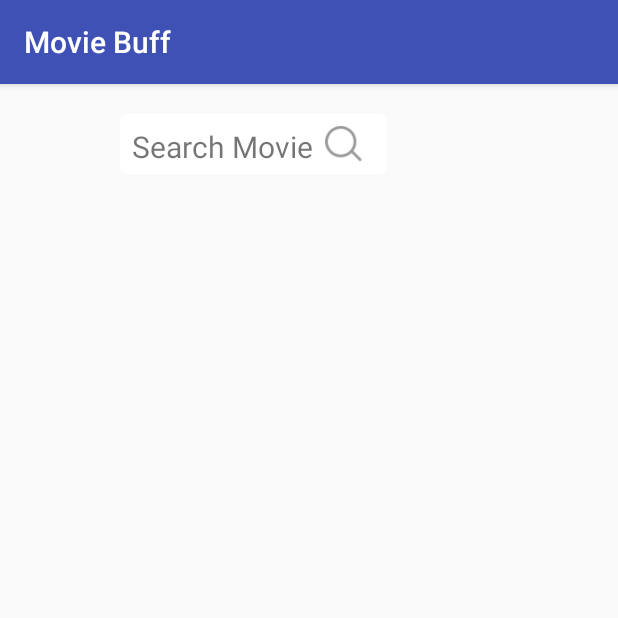
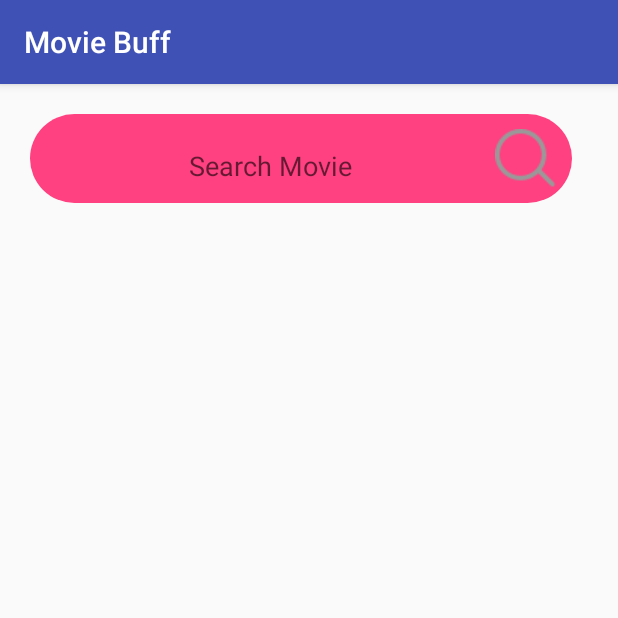
Before and after one commit to sarthakshive/MovieBuff-App, an Android app: the screen it shows after launch (MainActivity), on a phone screen of 412 x 824 dp, the top half of it. Run offline under Robolectric (Android 15) with nearby library versions, the phone set to English and light mode, and no system bars; our stand-ins replace Volley.

```diff
--- a/app/src/main/java/com/example/sarthaktaneja/moviebuff/MainActivity.java
+++ b/app/src/main/java/com/example/sarthaktaneja/moviebuff/MainActivity.java
@@ -1,11 +1,18 @@
 package com.example.sarthaktaneja.moviebuff;
 
+import android.content.Context;
 import android.support.v7.app.AppCompatActivity;
 import android.os.Bundle;
 import android.support.v7.widget.DefaultItemAnimator;
+import android.support.v7.widget.GridLayoutManager;
 import android.support.v7.widget.LinearLayoutManager;
 import android.support.v7.widget.RecyclerView;
+import android.text.Editable;
+import android.text.TextWatcher;
 import android.util.Log;
+import android.view.View;
+import android.widget.EditText;
+import android.widget.ImageView;
 import android.widget.TextView;
 import android.widget.Toast;
 
@@ -17,55 +24,67 @@ import com.example.sarthaktaneja.moviebuff.network.VolleyQueue;
 
 import java.util.List;
 
-public class MainActivity extends AppCompatActivity {
+public class MainActivity extends AppCompatActivity implements View.OnClickListener {
 
     public final String TAG = "MyTag";
-    String title;
-    TextView txt1;
+    EditText search;
+    ImageView button;
+    String value;
     private RecyclerView recyclerView;
     private RecycleAdapter recycleAdapter;
+    private RecycleAdapter recycleAdapter1;
 
 
     @Override
     protected void onCreate(Bundle savedInstanceState) {
         super.onCreate(savedInstanceState);
         setContentView(R.layout.activity_main);
-        txt1 = (TextView) findViewById(R.id.recyclename);
-        recyclerView=(RecyclerView) findViewById(R.id.recycler_view);
-        RecyclerView.LayoutManager layoutManager=new LinearLayoutManager(getApplicationContext());
+        search = (EditText) findViewById(R.id.search);
+        recyclerView = (RecyclerView) findViewById(R.id.recycler_view);
+        button = (ImageView) findViewById(R.id.search_icon);
+        RecyclerView.LayoutManager layoutManager = new LinearLayoutManager(getApplicationContext());
         recyclerView.setLayoutManager(layoutManager);
         recyclerView.setItemAnimator(new DefaultItemAnimator());
         recyclerView.setAdapter(recycleAdapter);
+        RecyclerView.LayoutManager layoutManager1 = new GridLayoutManager(getApplicationContext(), 2);
+        recyclerView.setLayoutManager(layoutManager1);
+        button.setOnClickListener(this);
+    }
 
-
-    String url = "https://api.themoviedb.org/3/search/movie?api_key=63eb33950ea337fbdccd8195017f785c&query=coco";
-
+    @Override
+    public void onClick(View view) {
+        value = search.getText().toString();
+        showProgress();
+        String url = "https://api.themoviedb.org/3/search/movie?api_key=63eb33950ea337fbdccd8195017f785c&query=" + value;
         VolleyQueue.getRequestQueue(this).add(new GsonRequest(0, url, new Response.Listener<Object>() {
             @Override
             public void onResponse(Object response) {
-            if(response instanceof Pojo){
+                hideProgress();
+                if (response instanceof Pojo) {
 
-                setAdapter((Pojo)response);
+                    setAdapter((Pojo) response);
                 }
             }
         }, new Response.ErrorListener() {
             @Override
             public void onErrorResponse(VolleyError error) {
-            Log.d("-------------",error.getMessage());
-            Toast.makeText(MainActivity.this,error.getMessage(),Toast.LENGTH_SHORT).show();
+                hideProgress();
+                Log.d("-------------", error.getMessage());
+                Toast.makeText(MainActivity.this, error.getMessage(), Toast.LENGTH_SHORT).show();
             }
-    },new Pojo()));
+        }, new Pojo()));
     }
 
             private void setAdapter(Pojo response) {
-        recycleAdapter = new RecycleAdapter(response.getResults());
+                recycleAdapter = new RecycleAdapter(response.getResults(),this);
                 recyclerView.setAdapter(recycleAdapter);
-
             }
 
+            private void showProgress() {
+                findViewById(R.id.progressbar).setVisibility(View.VISIBLE);
+            }
 
-    @Override
-    protected void onStop() {
-        super.onStop();
+            private void hideProgress() {
+                findViewById(R.id.progressbar).setVisibility(View.INVISIBLE);
             }
     }
--- a/app/src/main/res/drawable-v24/rounded_corner_search.xml
+++ b/app/src/main/res/drawable-v24/rounded_corner_search.xml
@@ -5,7 +5,7 @@
 
     <!-- view background color -->
     <solid
-        android:color="#ffffff" >
+        android:color="@color/colorAccent" >
     </solid>
 
 
@@ -19,7 +19,7 @@
 
     <!-- Here is the corner radius -->
     <corners
-        android:radius="4dp"   >
+        android:radius="30dp"   >
     </corners>
 
 </shape>
--- a/app/src/main/res/layout/activity_main.xml
+++ b/app/src/main/res/layout/activity_main.xml
@@ -7,31 +7,36 @@
     tools:context="com.example.sarthaktaneja.moviebuff.MainActivity"
     >
 
-    <LinearLayout
+    <RelativeLayout
         android:id="@+id/lyt_search"
         android:layout_width="wrap_content"
-        android:layout_height="40dp"
-        android:padding="8dp"
-        android:layout_marginLeft="80dp"
+        android:layout_height="wrap_content"
+        android:padding="10dp"
         android:layout_marginTop="20dp"
-        android:background="@drawable/rounded_corner_search">
+        android:layout_marginLeft="20dp"
+        android:background="@drawable/rounded_corner_search"
+        >
 
-        <TextView
+        <EditText
             android:id="@+id/search"
-            android:layout_width="wrap_content"
+            android:layout_width="300dp"
             android:layout_height="wrap_content"
-            android:text="@string/search"
-            android:textSize="20sp"
-            android:layout_gravity="center_vertical"
+            android:hint="@string/search"
+            android:padding="2dp"
+            android:textAlignment="center"
+            android:layout_marginTop="10dp"
+            android:textColor="@color/colorPrimaryDark"
            />
 
         <ImageView
+            android:id="@+id/search_icon"
             android:layout_width="wrap_content"
             android:layout_height="wrap_content"
             android:src="@drawable/search_icon"
+            android:layout_toRightOf="@id/search"
             />
 
-    </LinearLayout>
+    </RelativeLayout>
 
     <include layout="@layout/activity_main1"
         android:layout_height="wrap_content"
@@ -39,4 +44,12 @@
         android:layout_below="@id/lyt_search"
         android:layout_marginTop="30dp"/>
 
+    <ProgressBar
+        android:layout_width="wrap_content"
+        android:layout_height="wrap_content"
+        android:id="@+id/progressbar"
+        android:layout_centerInParent="true"
+        android:visibility="invisible"/>
+
+
 </RelativeLayout>
--- a/app/src/main/res/layout/activity_main1.xml
+++ b/app/src/main/res/layout/activity_main1.xml
@@ -4,7 +4,7 @@
     android:layout_height="match_parent">
 
     <android.support.v7.widget.RecyclerView
-        android:layout_width="match_parent"
+        android:layout_width="wrap_content"
         android:layout_height="wrap_content"
         android:id="@+id/recycler_view">
     </android.support.v7.widget.RecyclerView>
--- a/app/src/main/res/layout/activity_main2.xml
+++ b/app/src/main/res/layout/activity_main2.xml
@@ -1,7 +1,7 @@
 <?xml version="1.0" encoding="utf-8"?>
 <RelativeLayout xmlns:android="http://schemas.android.com/apk/res/android"
-    android:layout_width="match_parent"
-    android:layout_height="match_parent"
+    android:layout_width="wrap_content"
+    android:layout_height="wrap_content"
     xmlns:tools="http://schemas.android.com/tools">
 
     <ImageView
```
Also changed, not shown: app/src/main/java/com/example/sarthaktaneja/moviebuff/RecyclerView/RecycleAdapter.java (+7 -1 lines). Lines whose indentation alone changed are shown as unchanged.
